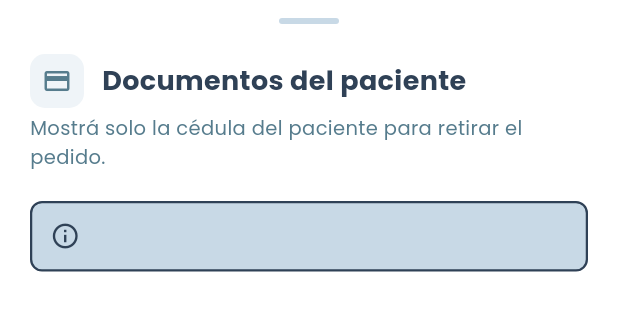
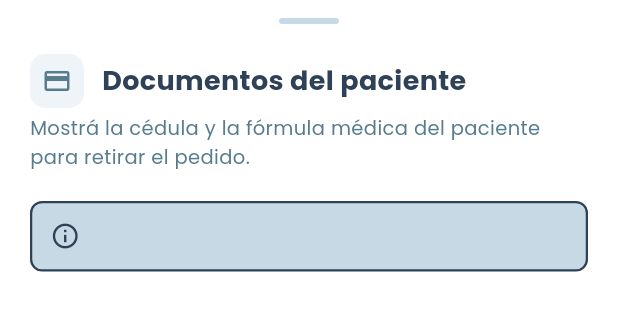
Before and after one commit to sofiacc1414/mediruta-app, a Flutter app: the _HojaDocumentosPaciente widget shown alone on an empty page, opened directly with empty values, on a phone screen of 412 x 824 dp. Shown: the top 311 px of the screen. Run offline on Flutter 3.47's test engine with Material 3 defaults, Android fonts, the phone set to English and light mode, and no system bars; our stand-ins replace file_picker, flutter_map, flutter_riverpod, flutter_secure_storage, flutter_svg, geolocator and 6 more; accounts and stored records are empty; network calls fail.

Commit message:
fix(solicitudes): muestra la fórmula médica en "Documentos del paciente"
Solo se mostraba cédula frente/reverso — la entidad ya traía
recetaUrl, pero nunca se renderizaba. Ver el fix correspondiente en
mediruta-api (la API tampoco la estaba devolviendo).

Co-Authored-By: Claude Sonnet 5 <noreply@anthropic.com>

```diff
--- a/lib/features/solicitudes/presentation/screens/mi_pedido_activo_screen.dart
+++ b/lib/features/solicitudes/presentation/screens/mi_pedido_activo_screen.dart
@@ -932,7 +932,7 @@ class _HojaDocumentosPaciente extends StatelessWidget {
               ),
               const SizedBox(height: 4),
               const Text(
-                'Mostrá solo la cédula del paciente para retirar el pedido.',
+                'Mostrá la cédula y la fórmula médica del paciente para retirar el pedido.',
                 style: TextStyle(color: AppColors.teal, fontSize: 13),
               ),
               const SizedBox(height: 20),
@@ -942,6 +942,8 @@ class _HojaDocumentosPaciente extends StatelessWidget {
                 _FotoDocumento(label: 'Cédula — Frente', url: documentos?.cedulaFrenteUrl),
                 const SizedBox(height: 16),
                 _FotoDocumento(label: 'Cédula — Reverso', url: documentos?.cedulaReversoUrl),
+                const SizedBox(height: 16),
+                _FotoDocumento(label: 'Fórmula médica', url: documentos?.recetaUrl),
               ],
             ],
           ),
```
